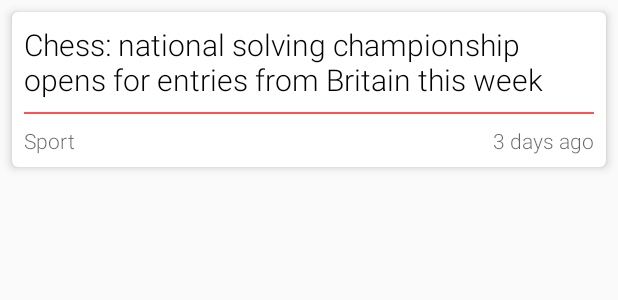
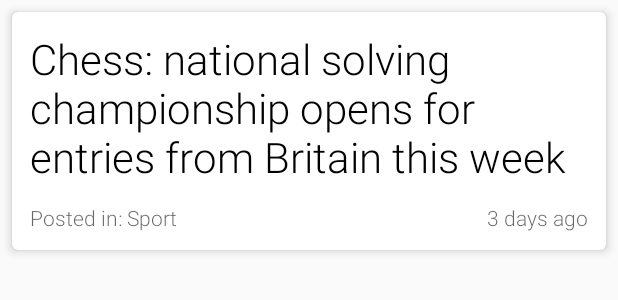
Before and after one commit to davictor24/NewsFeeds, an Android app: the layout news_item.xml on its own in the app's theme, with its tools: preview values and no code run, on a phone screen of 412 x 824 dp. Shown: the top 300 px of the screen. Run offline under Robolectric (Android 15) with nearby library versions, the phone set to English and light mode, and no system bars.

Commit message:
Visual polish

```diff
--- a/app/src/main/java/com/electroninc/newsfeeds/network/NetworkUtils.java
+++ b/app/src/main/java/com/electroninc/newsfeeds/network/NetworkUtils.java
@@ -68,7 +68,7 @@ class NetworkUtils {
         news.add(new News("Computer chess: how the ancient game revolutionised AI",
                 "https://www.theguardian.com/plug-into-hybrid/2020/may/19/computer-chess-how-the-ancient-game-revolutionised-ai",
                 "Plug into hybrid",
-                "2020-05-19T10:14:21Z"));
+                "2020-06-19T10:14:21Z"));
         return news;
     }
 
--- a/app/src/main/res/layout/news_item.xml
+++ b/app/src/main/res/layout/news_item.xml
@@ -8,7 +8,7 @@
     android:foreground="?attr/selectableItemBackground"
     card_view:cardCornerRadius="4dp"
     card_view:cardElevation="4dp"
-    card_view:contentPadding="8dp">
+    card_view:contentPadding="12dp">
 
     <LinearLayout
         android:layout_width="match_parent"
@@ -19,16 +19,10 @@
             android:id="@+id/news_title_text_view"
             android:layout_width="match_parent"
             android:layout_height="wrap_content"
+            android:layout_marginBottom="12dp"
             android:textColor="@android:color/black"
-            android:textSize="20sp"
+            android:textSize="28sp"
             tools:text="Chess: national solving championship opens for entries from Britain this week" />
-
-        <View
-            android:layout_width="match_parent"
-            android:layout_height="1dp"
-            android:layout_marginTop="8dp"
-            android:layout_marginBottom="8dp"
-            android:background="@color/colorAccent" />
 
         <RelativeLayout
             android:layout_width="match_parent"
@@ -42,7 +36,7 @@
                 android:layout_toLeftOf="@id/news_date_text_view"
                 android:textColor="#99000000"
                 tools:ignore="RtlHardcoded"
-                tools:text="Sport" />
+                tools:text="Posted in: Sport" />
 
             <TextView
                 android:id="@+id/news_date_text_view"
```
Also changed, not shown: app/src/main/java/com/electroninc/newsfeeds/adapters/NewsAdapter.java (+9 -4 lines).
